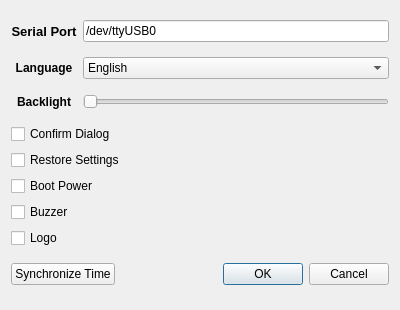
Above: ridengui/settings.ui from ShayBox/RidenGUI before the change. Below: the same form after it.
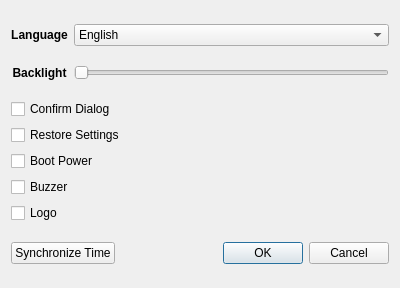
That is the form after the change. Icons and pictures are not drawn.

Commit message: Add serial settings dialog

What changed in the file:
```diff
--- a/ridengui/settings.ui
+++ b/ridengui/settings.ui
@@ -7,7 +7,7 @@
     <x>0</x>
     <y>0</y>
     <width>400</width>
-    <height>310</height>
+    <height>288</height>
    </rect>
   </property>
   <property name="windowTitle">
@@ -18,33 +18,6 @@
   </property>
   <layout class="QGridLayout" name="gridLayout">
    <item row="0" column="0">
-    <widget class="QLabel" name="SerialPort_Label">
-     <property name="font">
-      <font>
-       <pointsize>10</pointsize>
-       <weight>75</weight>
-       <bold>true</bold>
-      </font>
-     </property>
-     <property name="text">
-      <string>Serial Port</string>
-     </property>
-     <property name="alignment">
-      <set>Qt::AlignCenter</set>
-     </property>
-     <property name="buddy">
-      <cstring>SerialPort</cstring>
-     </property>
-    </widget>
-   </item>
-   <item row="0" column="1" colspan="2">
-    <widget class="QLineEdit" name="SerialPort">
-     <property name="text">
-      <string>/dev/ttyUSB0</string>
-     </property>
-    </widget>
-   </item>
-   <item row="1" column="0">
     <widget class="QLabel" name="Language_Label">
      <property name="font">
       <font>
@@ -60,7 +33,7 @@
      </property>
     </widget>
    </item>
-   <item row="2" column="0">
+   <item row="1" column="0">
     <widget class="QLabel" name="Backlight_Label">
      <property name="font">
       <font>
@@ -76,7 +49,34 @@
      </property>
     </widget>
    </item>
-   <item row="3" column="0" colspan="3">
+   <item row="3" column="0" colspan="2">
+    <widget class="QPushButton" name="Time_Button">
+     <property name="text">
+      <string>Synchronize Time</string>
+     </property>
+    </widget>
+   </item>
+   <item row="1" column="1" colspan="2">
+    <widget class="QSlider" name="Backlight_Slider">
+     <property name="maximum">
+      <number>5</number>
+     </property>
+     <property name="orientation">
+      <enum>Qt::Horizontal</enum>
+     </property>
+    </widget>
+   </item>
+   <item row="3" column="2">
+    <widget class="QDialogButtonBox" name="Buttons">
+     <property name="orientation">
+      <enum>Qt::Horizontal</enum>
+     </property>
+     <property name="standardButtons">
+      <set>QDialogButtonBox::Cancel|QDialogButtonBox::Ok</set>
+     </property>
+    </widget>
+   </item>
+   <item row="2" column="0" colspan="3">
     <layout class="QGridLayout" name="gridLayout_2">
      <item row="1" column="0">
       <widget class="QCheckBox" name="Confirm_Box">
@@ -115,24 +115,7 @@
      </item>
     </layout>
    </item>
-   <item row="4" column="0" colspan="2">
-    <widget class="QPushButton" name="Time_Button">
-     <property name="text">
-      <string>Synchronize Time</string>
-     </property>
-    </widget>
-   </item>
-   <item row="4" column="2">
-    <widget class="QDialogButtonBox" name="Buttons">
-     <property name="orientation">
-      <enum>Qt::Horizontal</enum>
-     </property>
-     <property name="standardButtons">
-      <set>QDialogButtonBox::Cancel|QDialogButtonBox::Ok</set>
-     </property>
-    </widget>
-   </item>
-   <item row="1" column="1" colspan="2">
+   <item row="0" column="1" colspan="2">
     <widget class="QComboBox" name="Language_ComboBox">
      <item>
       <property name="text">
@@ -156,16 +139,6 @@
      </item>
     </widget>
    </item>
-   <item row="2" column="1" colspan="2">
-    <widget class="QSlider" name="Backlight_Slider">
-     <property name="maximum">
-      <number>5</number>
-     </property>
-     <property name="orientation">
-      <enum>Qt::Horizontal</enum>
-     </property>
-    </widget>
-   </item>
   </layout>
  </widget>
  <resources/>
```
Left out of the diff: 3 changed lines with no effect on the pictures. The commit also changes 8 other files.
